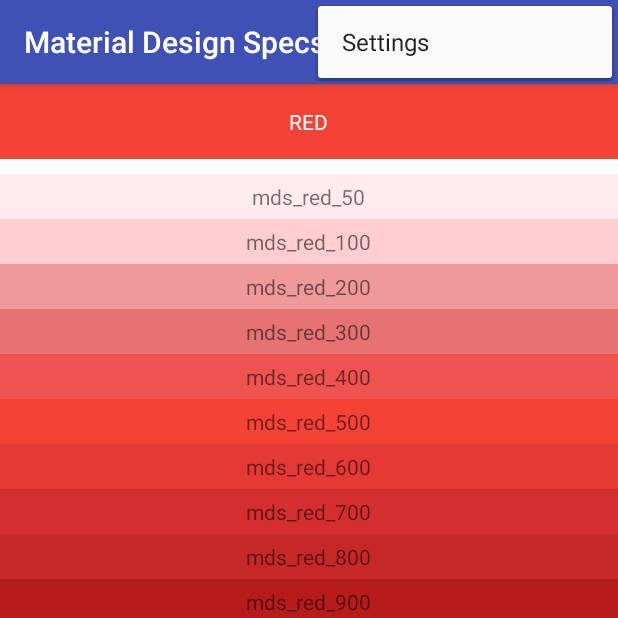
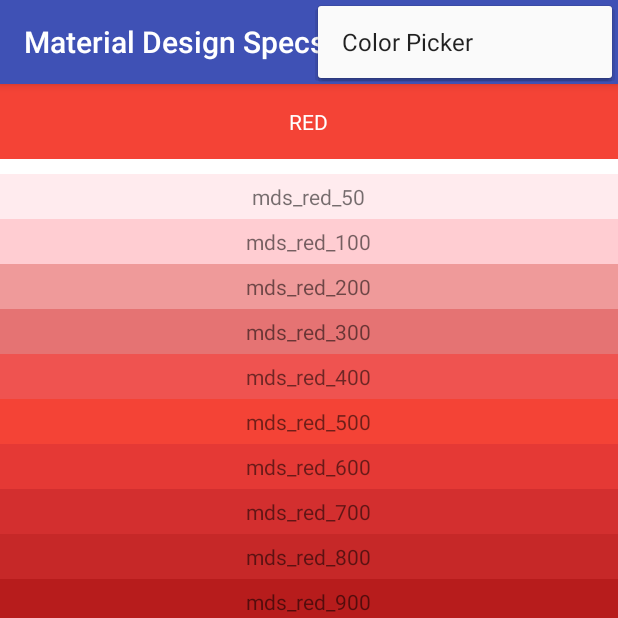
Before and after one commit to androidessence/MaterialDesignSpecs, an Android app: the screen it shows after launch (MainActivity), with the options menu open, on a phone screen of 412 x 824 dp, the top half of it. Run offline under Robolectric (Android 15) with nearby library versions, the phone set to English and light mode, and no system bars.

Commit message:
Closes #3. Added color selected interface and modified the activity.

```diff
--- a/sample/src/main/java/com/androidessence/materialdesignspecs/sample/MainActivity.java
+++ b/sample/src/main/java/com/androidessence/materialdesignspecs/sample/MainActivity.java
@@ -2,6 +2,7 @@
 
 import android.annotation.SuppressLint;
 import android.os.Bundle;
+import android.support.v4.content.ContextCompat;
 import android.support.v7.app.AppCompatActivity;
 import android.support.v7.widget.Toolbar;
 import android.view.Menu;
@@ -9,14 +10,16 @@
 
 import com.androidessence.materialdesignspecs.ColorDialog;
 
-public class MainActivity extends AppCompatActivity {
+public class MainActivity extends AppCompatActivity implements ColorDialog.OnColorSelectedListener {
+
+    private Toolbar toolbar;
 
     @SuppressLint("SetTextI18n")
     @Override
     protected void onCreate(Bundle savedInstanceState) {
         super.onCreate(savedInstanceState);
         setContentView(R.layout.activity_main);
-        Toolbar toolbar = (Toolbar) findViewById(R.id.toolbar);
+        toolbar = (Toolbar) findViewById(R.id.toolbar);
         setSupportActionBar(toolbar);
     }
 
@@ -29,17 +32,25 @@
 
     @Override
     public boolean onOptionsItemSelected(MenuItem item) {
-        // Handle action bar item clicks here. The action bar will
-        // automatically handle clicks on the Home/Up button, so long
-        // as you specify a parent activity in AndroidManifest.xml.
-        int id = item.getItemId();
-
-        //noinspection SimplifiableIfStatement
-        if (id == R.id.action_settings) {
-            ColorDialog colorDialog = new ColorDialog();
-            colorDialog.show(getSupportFragmentManager(), "ColorPicker");
+        switch (item.getItemId()) {
+            case R.id.action_color_picker:
+                ColorDialog colorDialog = new ColorDialog();
+                colorDialog.setOnColorSelectedListener(this);
+                colorDialog.show(getSupportFragmentManager(), "ColorPicker");
+                break;
         }
 
         return super.onOptionsItemSelected(item);
     }
+
+    /**
+     * When a color is selected from the dialog, just change the background of the toolbar to verify
+     * that it worked.
+     * @param color The color that was selected from the dialog.
+     */
+    @Override
+    public void onColorSelected(Integer color) {
+        Integer colorRes = ContextCompat.getColor(this, color);
+        toolbar.setBackgroundColor(colorRes);
+    }
 }
--- a/sample/src/main/res/menu/menu_main.xml
+++ b/sample/src/main/res/menu/menu_main.xml
@@ -1,9 +1,10 @@
 <menu xmlns:android="http://schemas.android.com/apk/res/android"
     xmlns:app="http://schemas.android.com/apk/res-auto"
     xmlns:tools="http://schemas.android.com/tools"
-    tools:context="com.androidessence.materialdesignspecs.sample.MainActivity" >
-    <item android:id="@+id/action_settings"
-        android:title="@string/action_settings"
+    tools:context="com.androidessence.materialdesignspecs.sample.MainActivity">
+    <item
+        android:id="@+id/action_color_picker"
         android:orderInCategory="100"
+        android:title="@string/color_picker"
         app:showAsAction="never" />
 </menu>
--- a/sample/src/main/res/values/strings.xml
+++ b/sample/src/main/res/values/strings.xml
@@ -1,4 +1,4 @@
 <resources>
     <string name="app_name">Material Design Specs Sample</string>
-    <string name="action_settings">Settings</string>
+    <string name="color_picker">Color Picker</string>
 </resources>
```
Also changed, not shown: lib/src/main/java/com/androidessence/materialdesignspecs/ColorDialog.java (+24 -1 lines).
